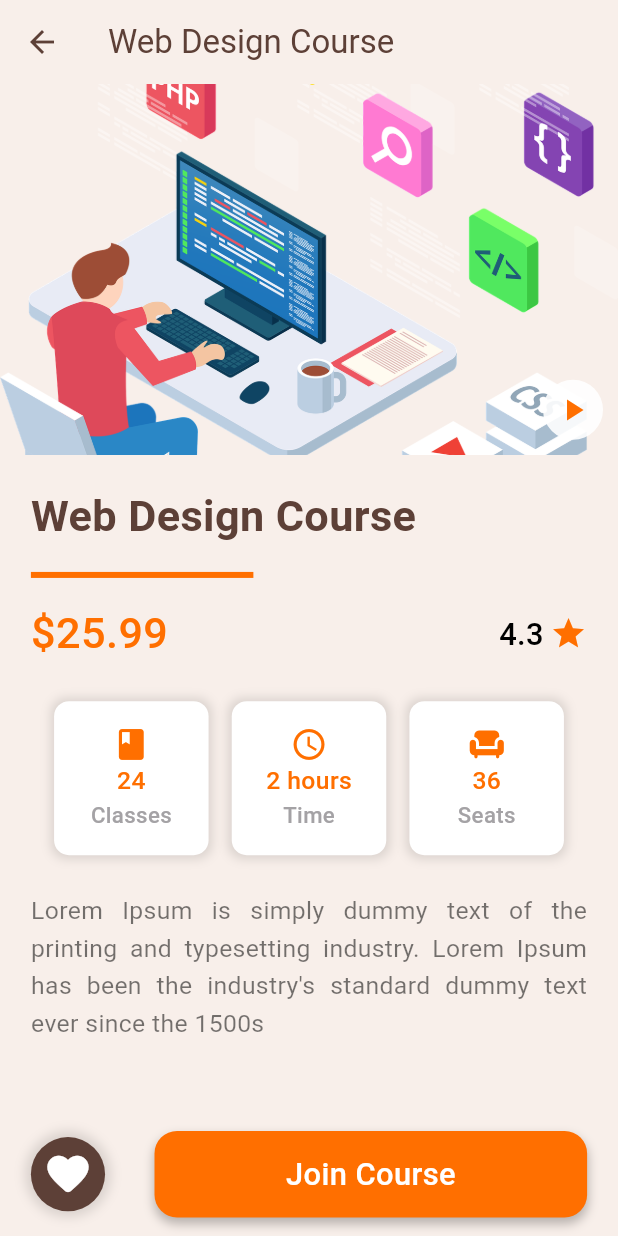
After one commit to azizbekyokhubov1999/education_app, a Flutter app: the CourseDetails screen opened directly, on a phone screen of 412 x 824 dp. The commit adds this screen. Run offline on Flutter 3.47's test engine with Material 3 defaults, Android fonts, the phone set to English and light mode, and no system bars; our stand-ins replace animated_bottom_navigation_bar, flutter_rating_bar.

Commit message:
course details screen is completed

```diff
--- /dev/null
+++ b/lib/screens/course_details.dart
@@ -0,0 +1,243 @@
+import 'package:flutter/material.dart';
+import 'package:small_education_app/screens/play_course.dart';
+
+class CourseDetails extends StatelessWidget {
+  const CourseDetails({super.key});
+
+  @override
+  Widget build(BuildContext context) {
+    final screenHeight = MediaQuery.of(context).size.height;
+    final screenWidth = MediaQuery.of(context).size.width;
+    return Scaffold(
+      backgroundColor: Color(0xFFF8EFEA),
+      appBar: AppBar(
+        backgroundColor: Color(0xFFF8EFEA),
+        title: Text(
+            "Web Design Course",
+          style: TextStyle(
+            color: Color(0xFF5D4037)
+          ),
+        ),
+        iconTheme: IconThemeData(
+          color: Color(0xFF5D4037)
+        ),
+        elevation: 0,
+      ),
+      body: SingleChildScrollView(
+        child: SafeArea(
+            child: Column(
+              children: [
+                Stack(
+                  children: [
+                    Image.asset("assets/web design.png",
+                    height: screenHeight * 0.3,
+                    width: double.infinity,
+                    fit: BoxFit.cover,
+                    ),
+                    Positioned(
+                      bottom: 10,
+                      right: 10,
+                        child: CircleAvatar(
+                          backgroundColor: Colors.white.withOpacity(0.9),
+                          child: Icon(Icons.play_arrow,
+                          color: Color(0xFFFF6F00),
+                          ),
+                        ),
+                    ),
+                  ],
+                ),
+                Padding(
+                    padding: EdgeInsets.all(screenWidth * 0.05),
+                  child: Column(
+                    crossAxisAlignment: CrossAxisAlignment.start,
+                    children: [
+                      Text(
+                        "Web Design Course",
+                        style: TextStyle(
+                          color: Color(0xFF5D4037),
+                          fontSize: screenHeight * 0.035,
+                          fontWeight: FontWeight.bold,
+                        ),
+                      ),
+                      SizedBox(height: screenHeight * 0.02),
+                      LinearProgressIndicator(
+                        value: 0.4,
+                        color: Color(0xFFFF6F00),
+                        backgroundColor: Color(0xFFF8EFEA),
+                      ),
+                      SizedBox(height: screenHeight * 0.02),
+                      Row(
+                        mainAxisAlignment: MainAxisAlignment.spaceBetween,
+                        children: [
+                          Text(
+                            "\$25.99",
+                            style: TextStyle(
+                              color: Color(0xFFFF6F00),
+                              fontSize: screenHeight * 0.035,
+                              fontWeight: FontWeight.w500,
+                            ),
+                          ),
+                          Row(
+                            children: [
+                              Text(
+                                "4.3",
+                                style: TextStyle(
+                                  color: Colors.black,
+                                  fontSize: screenHeight * 0.025,
+                                  fontWeight: FontWeight.w500
+                                ),
+                              ),
+                              SizedBox(width: screenWidth * 0.01),
+                              Icon(
+                                Icons.star,
+                                  color: Color(0xFFFF6F00),
+                                size: screenHeight * 0.03,
+                              )
+                            ],
+                          ),
+                        ],
+                      ),
+                      SizedBox(height: screenHeight * 0.03),
+                      Row(
+                        mainAxisAlignment: MainAxisAlignment.spaceEvenly,
+                        children: [
+                          infoCard(Icons.book, "24", "Classes", screenHeight, screenWidth),
+                          infoCard(Icons.access_time, "2 hours", "Time", screenHeight, screenWidth),
+                          infoCard(Icons.chair, "36", "Seats", screenHeight, screenWidth),
+                        ],
+                      ),
+                      SizedBox(height: screenHeight * 0.03),
+                      Text("Lorem Ipsum is simply dummy text of the printing and typesetting industry. Lorem Ipsum has been the industry's standard dummy text ever since the 1500s",
+                      style: TextStyle(
+                        color: Colors.black54,
+                        fontSize: screenHeight * 0.02,
+                        height: 1.5
+                      ),
+                        textAlign: TextAlign.justify,
+                      ),
+                      SizedBox(height: screenHeight * 0.03)
+                    ],
+                  ),
+                ),
+
+              ],
+            )
+        ),
+      ),
+      bottomNavigationBar: Container(
+        height: screenHeight * 0.1,
+        padding: EdgeInsets.symmetric(horizontal: screenWidth * 0.05),
+        child: Row(
+          mainAxisAlignment: MainAxisAlignment.spaceBetween,
+          children: [
+            Container(
+              padding: EdgeInsets.all(screenHeight * 0.01),
+              decoration: BoxDecoration(
+                color: Color(0xFF5D4037),
+                shape: BoxShape.circle,
+                boxShadow: [
+                  BoxShadow(
+                    color: Colors.black12,
+                    blurRadius: 6,
+                    spreadRadius: 4,
+                  ),
+                ],
+              ),
+              child: Icon(
+                Icons.favorite_rounded,
+                color: Colors.white,
+                size: screenHeight * 0.04,
+              ),
+            ),
+            Material(
+              color: Colors.transparent,
+              child: InkWell(
+                onTap: (){
+                  Navigator.push(context,
+                      MaterialPageRoute(builder: (context) =>
+                          PlayCourse(),
+                  ));
+                },
+                child: Container(
+                  height: screenHeight * 0.07,
+                  width: screenWidth * 0.7,
+                  decoration: BoxDecoration(
+                    color: Color(0xFFFF6F00),
+                    borderRadius: BorderRadius.circular(15),
+                    boxShadow: [
+                      BoxShadow(
+                        color: Colors.black26,
+                        blurRadius: 5,
+                        offset: Offset(0, 4)
+                      ),
+                    ],
+                  ),
+                  child: Center(
+                    child: Text(
+                      "Join Course",
+                      style: TextStyle(
+                        color: Colors.white,
+                        fontSize: screenHeight * 0.025,
+                        fontWeight: FontWeight.w500,
+                      ),
+                    ),
+                  ),
+                ),
+              ),
+            )
+          ],
+        ),
+      ),
+    );
+  }
+  Widget infoCard(
+      IconData icon,
+      String title,
+      String subtitle,
+      double screenHeight,
+      double screenWidth,
+      ){
+    return Container(
+      width: screenWidth * 0.25,
+      padding: EdgeInsets.symmetric(
+        vertical: screenHeight * 0.02
+      ),
+      decoration: BoxDecoration(
+        color: Colors.white,
+        borderRadius: BorderRadius.circular(10),
+        boxShadow: [
+          BoxShadow(
+            color: Colors.black12,
+            blurRadius: 5,
+            spreadRadius: 2
+          ),
+        ]
+      ),
+      child: Column(
+        children: [
+          Icon(
+            icon,
+            color: Color(0xFFFF6F00),
+            size: screenHeight * 0.03,
+          ),
+          Text(
+            title,
+            style: TextStyle(
+              color: Color(0xFFFF6F00),
+              fontWeight: FontWeight.w500,
+              fontSize: screenHeight * 0.02
+            ),
+          ),
+          Text(
+            subtitle,
+            style: TextStyle(
+                color: Color(0xFFA4A2A5),
+                fontWeight: FontWeight.w500,
+                fontSize: screenHeight * 0.018
+            ),
+          ),
+        ],
+      ),
+    );
+  }
+}
--- a/lib/screens/home_screen.dart
+++ b/lib/screens/home_screen.dart
@@ -1,5 +1,6 @@
 import 'package:flutter/material.dart';
 import 'package:flutter_rating_bar/flutter_rating_bar.dart';
+import 'package:small_education_app/screens/course_details.dart';
 
 class HomeScreen extends StatelessWidget {
 
@@ -228,7 +229,13 @@ class HomeScreen extends StatelessWidget {
                             crossAxisAlignment: CrossAxisAlignment.start,
                             children: [
                               InkWell(
-                                onTap: (){},
+                                onTap: (){
+                                  Navigator.push(context,
+                                  MaterialPageRoute(builder: (context) =>
+                                  CourseDetails()
+                                  ),
+                                  );
+                                },
                                 child: Container(
                                   height: screenHeight * 0.12,
                                   width: double.infinity,
--- /dev/null
+++ b/lib/screens/play_course.dart
@@ -0,0 +1,15 @@
+import 'package:flutter/material.dart';
+
+class PlayCourse extends StatefulWidget {
+  const PlayCourse({super.key});
+
+  @override
+  State<PlayCourse> createState() => _PlayCourseState();
+}
+
+class _PlayCourseState extends State<PlayCourse> {
+  @override
+  Widget build(BuildContext context) {
+    return  Scaffold();
+  }
+}
```
